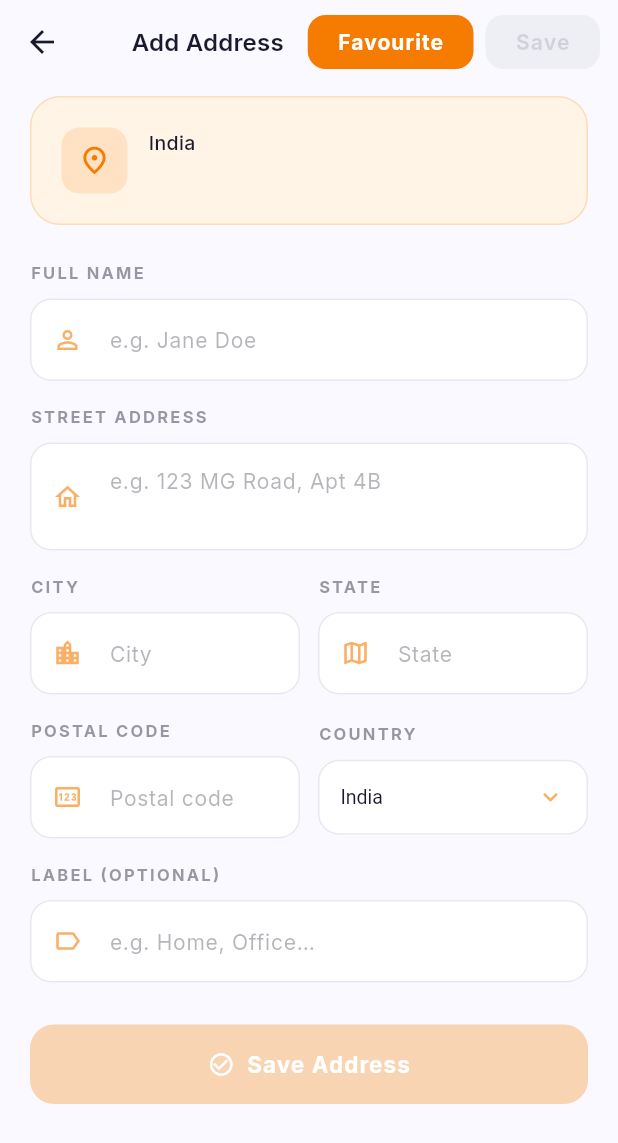
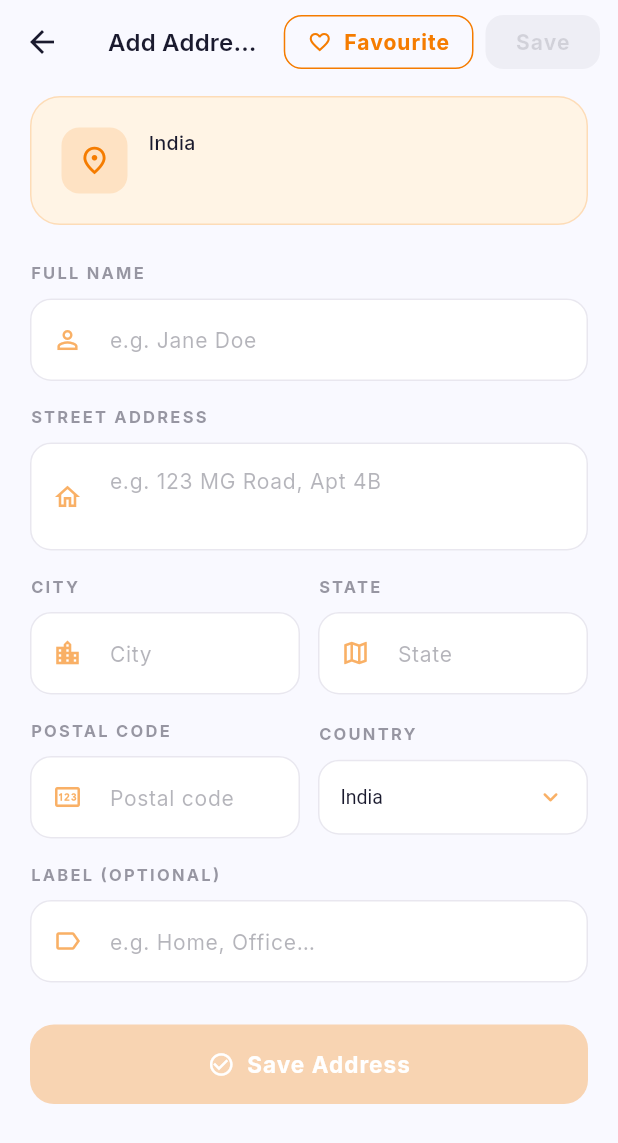
Before and after one commit to Sneha-Jain-Bilala/1Password, a Flutter app: the AddAddressScreen screen opened by its route, on a phone screen of 412 x 824 dp. Shown: the top 1143 px of the screen. Run offline on Flutter 3.47's test engine with Material 3 defaults, Android fonts, the light colour scheme and no system bars; our stand-ins replace flutter_riverpod, go_router, google_fonts, riverpod_annotation; missing offline and left inert: ml_card_scanner; generated files the repository leaves out were written again.

Commit message:
favourite button inside plus_ui

```diff
--- a/lib/screens/add_address_screen.dart
+++ b/lib/screens/add_address_screen.dart
@@ -37,6 +37,7 @@ class _AddAddressScreenState extends ConsumerState<AddAddressScreen> {
   final _postalCtrl = TextEditingController();
   String _country = 'India';
   final _labelCtrl = TextEditingController();
+  bool _isFavourite = false;
 
   @override
   void dispose() {
@@ -132,16 +133,23 @@ class _AddAddressScreenState extends ConsumerState<AddAddressScreen> {
             // Favourite button
             Padding(
               padding: const EdgeInsets.only(right: 8),
-              child: ElevatedButton(
-                onPressed: () {
-                  // Handle favourite logic here
-                  print("Favourite pressed");
-                },
+              child: _isFavourite
+                  ? ElevatedButton.icon(
+                      onPressed: () =>
+                          setState(() => _isFavourite = !_isFavourite),
+                      icon: Icon(Icons.favorite, size: 16, color: Colors.white),
+                      label: const Text(
+                        'Favourite',
+                        style: TextStyle(
+                          fontWeight: FontWeight.w700,
+                          fontSize: 14,
+                        ),
+                      ),
                       style: ElevatedButton.styleFrom(
                         backgroundColor: accentColor,
                         foregroundColor: Colors.white,
                         padding: const EdgeInsets.symmetric(
-                    horizontal: 20,
+                          horizontal: 16,
                           vertical: 8,
                         ),
                         shape: RoundedRectangleBorder(
@@ -151,9 +159,34 @@ class _AddAddressScreenState extends ConsumerState<AddAddressScreen> {
                         minimumSize: Size.zero,
                         tapTargetSize: MaterialTapTargetSize.shrinkWrap,
                       ),
-                child: const Text(
+                    )
+                  : OutlinedButton.icon(
+                      onPressed: () =>
+                          setState(() => _isFavourite = !_isFavourite),
+                      icon: Icon(
+                        Icons.favorite_border,
+                        size: 16,
+                        color: accentColor,
+                      ),
+                      label: Text(
                         'Favourite',
-                  style: TextStyle(fontWeight: FontWeight.w700, fontSize: 14),
+                        style: TextStyle(
+                          fontWeight: FontWeight.w700,
+                          fontSize: 14,
+                          color: accentColor,
+                        ),
+                      ),
+                      style: OutlinedButton.styleFrom(
+                        side: BorderSide(color: accentColor),
+                        padding: const EdgeInsets.symmetric(
+                          horizontal: 16,
+                          vertical: 8,
+                        ),
+                        shape: RoundedRectangleBorder(
+                          borderRadius: BorderRadius.circular(12),
+                        ),
+                        minimumSize: Size.zero,
+                        tapTargetSize: MaterialTapTargetSize.shrinkWrap,
                       ),
                     ),
             ),
```
Lines whose indentation alone changed are shown as unchanged.
